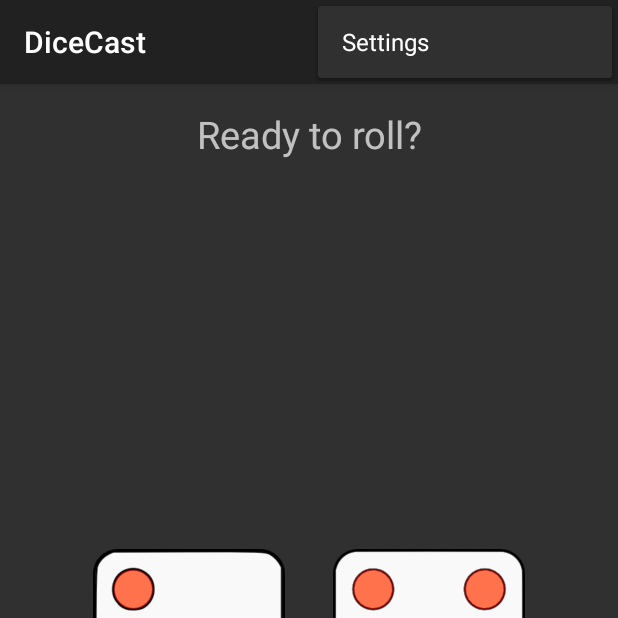
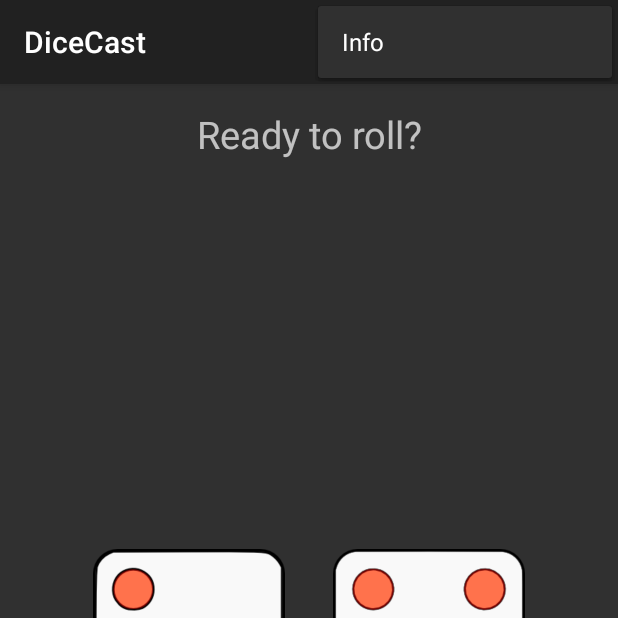
Before and after one commit to bdiegel/DiceCast-android, an Android app: the screen it shows after launch (MainActivity), with the options menu open, on a phone screen of 412 x 824 dp, the top half of it. Run offline under Robolectric (Android 15) with nearby library versions, the phone set to English and light mode, and no system bars; libraries missing offline, so code that uses them is left out: android.support.v7; 5 statements that could not run were skipped.

Commit message:
Adding info activity

```diff
--- a/app/src/main/res/menu/main.xml
+++ b/app/src/main/res/menu/main.xml
@@ -2,10 +2,10 @@
     xmlns:app="http://schemas.android.com/apk/res-auto"
     xmlns:tools="http://schemas.android.com/tools"
     tools:context="com.honu.dicecast.MainActivity" >
-    <item android:id="@+id/action_settings"
-        android:title="@string/action_settings"
-        android:orderInCategory="100"
-        app:showAsAction="never" />
+    <item android:id="@+id/info_menu"
+          android:title="@string/info_menu"
+          android:orderInCategory="100"
+          app:showAsAction="never" />
     <item
         android:id="@+id/media_route_menu_item"
         android:title="@string/media_route_menu_title"
--- a/app/src/main/res/values/strings.xml
+++ b/app/src/main/res/values/strings.xml
@@ -4,9 +4,11 @@
     <string name="app_name">DiceCast</string>
     <string name="app_id">3B0CFFB2</string>
     <string name="namespace">urn:x-cast:com.honu.dicecast</string>
-    <string name="action_settings">Settings</string>
-    <string name="media_route_menu_title">Play on&#8230;</string>
+    <string name="info_menu">Info</string>
+    <string name="media_route_menu_title">Play on…</string>
     <string name="initial_message">Ready to roll?</string>
     <string name="roll_button">Tap to roll again</string>
+    <string name="title_activity_info">Info</string>
+    <string name="hello_world">Hello world!</string>
 
 </resources>
```
Also changed, not shown: app/build.gradle (+5 -2 lines), app/src/main/AndroidManifest.xml (+8 -5 lines), app/src/main/java/com/honu/dicecast/MainActivity.java (+7 -2 lines).
